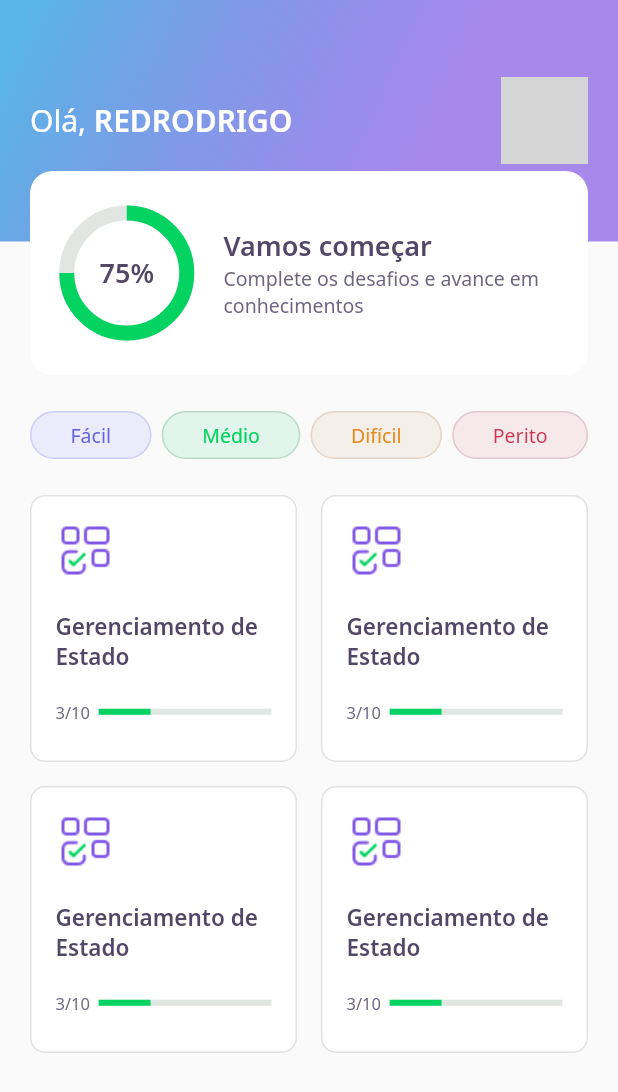
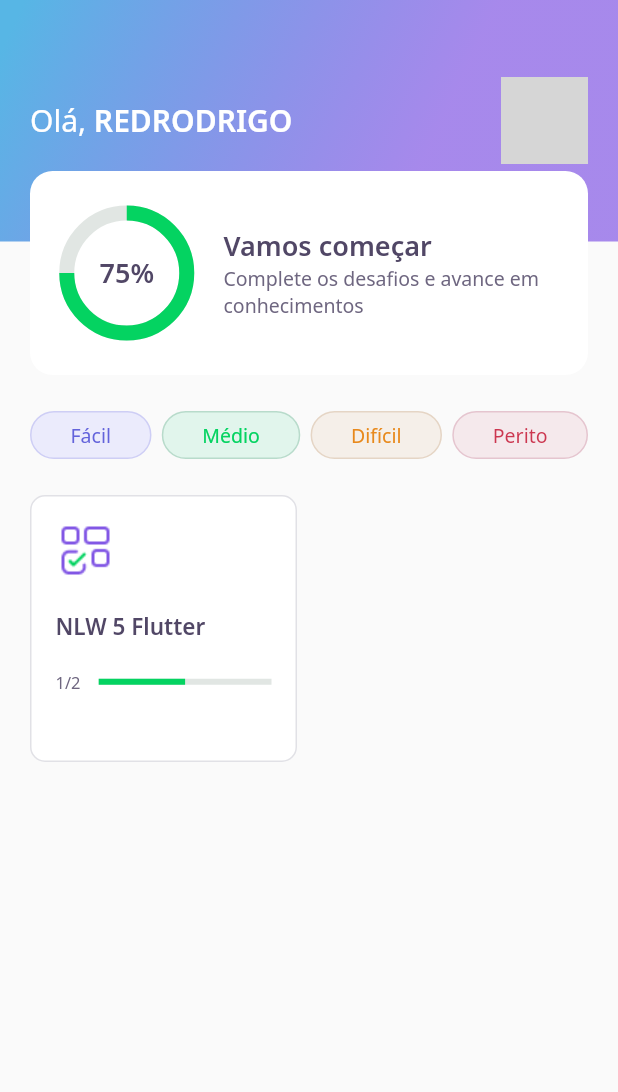
Before and after one commit to tecrodrigocastro/nlw05-flutter, a Flutter app: the HomePage screen opened directly, on a phone screen of 412 x 824 dp. Shown: the top 1092 px of the screen. Run offline on Flutter 3.47's test engine with Material 2 defaults, Android fonts, the phone set to English and light mode, and no system bars; our stand-ins replace google_fonts; accounts and stored records are empty; network calls fail; grey boxes are pictures that could not be loaded.

```diff
--- a/lib/core/app_widget.dart
+++ b/lib/core/app_widget.dart
@@ -9,7 +9,7 @@ class AppWidget extends StatelessWidget {
   Widget build(BuildContext context) {
     return MaterialApp(
       title: "DevQuiz",
-      home: ChallengePage(),
+      home: HomePage(),
     );
   }
 }
--- /dev/null
+++ b/lib/home/home_controller.dart
@@ -0,0 +1,44 @@
+import 'package:DevQuiz/core/core.dart';
+import 'package:DevQuiz/home/home_state.dart';
+import 'package:DevQuiz/shared/models/awnser_model.dart';
+import 'package:DevQuiz/shared/models/question_model.dart';
+import 'package:DevQuiz/shared/models/quiz_model.dart';
+import 'package:DevQuiz/shared/models/user_model.dart';
+
+class HomeController {
+  HomeState state = HomeState.empty;
+
+  UserModel? user;
+  List<QuizModel>? quizzes;
+
+  void getUser() {
+    user = UserModel(
+      name: "REDRODRIGO",
+      photoUrl: "https://avatars.githubusercontent.com/u/31713982?v=4",
+    );
+  }
+
+  void getQuizzers() {
+    quizzes = [
+      QuizModel(
+          imagem: AppImages.blocks,
+          level: Level.facil,
+          questionAnswered: 1,
+          title: "NLW 5 Flutter",
+          questions: [
+            QuestionModel(title: "Está curtindo o flutter?", awnsers: [
+              AwnserModel(title: "Estou curtindo"),
+              AwnserModel(title: "Amando flutter"),
+              AwnserModel(title: "Muito toop"),
+              AwnserModel(title: "Show de bola", isRight: true),
+            ]),
+            QuestionModel(title: "Está curtindo o flutter?", awnsers: [
+              AwnserModel(title: "Estou curtindo"),
+              AwnserModel(title: "Amando flutter"),
+              AwnserModel(title: "Muito toop"),
+              AwnserModel(title: "Show de bola", isRight: true),
+            ]),
+          ])
+    ];
+  }
+}
--- a/lib/home/home_page.dart
+++ b/lib/home/home_page.dart
@@ -1,3 +1,5 @@
+import 'package:DevQuiz/challenge/widgets/quiz/quiz_widget.dart';
+import 'package:DevQuiz/home/home_controller.dart';
 import 'package:DevQuiz/home/widgets/appbar/app_bar_widget.dart';
 import 'package:DevQuiz/home/widgets/level_button/level_button_widget.dart';
 import 'package:DevQuiz/home/widgets/quiz_card/quiz_card_widget.dart';
@@ -9,10 +11,21 @@ class HomePage extends StatefulWidget {
 }
 
 class _HomePageState extends State<HomePage> {
+  final controller = HomeController();
+
+  @override
+  void initState() {
+    super.initState();
+    controller.getUser();
+    controller.getQuizzers();
+  }
+
   @override
   Widget build(BuildContext context) {
     return Scaffold(
-        appBar: AppBarWidget(),
+        appBar: AppBarWidget(
+          user: controller.user!,
+        ),
         body: Padding(
           padding: const EdgeInsets.symmetric(horizontal: 20),
           child: Column(
@@ -45,12 +58,14 @@ class _HomePageState extends State<HomePage> {
                   crossAxisSpacing: 16,
                   mainAxisSpacing: 16,
                   crossAxisCount: 2,
-                  children: [
-                    QuizCardWidget(),
-                    QuizCardWidget(),
-                    QuizCardWidget(),
-                    QuizCardWidget(),
-                  ],
+                  children: controller.quizzes!
+                      .map((e) => QuizCardWidget(
+                            title: e.title,
+                            percent: e.questionAnswered/e.questions.length,
+                            completed:
+                                "${e.questionAnswered}/${e.questions.length}",
+                          ))
+                      .toList(),
                 ),
               )
             ],
--- /dev/null
+++ b/lib/home/home_state.dart
@@ -0,0 +1 @@
+enum HomeState { sucess, loading, error, empty }
--- a/lib/home/widgets/appbar/app_bar_widget.dart
+++ b/lib/home/widgets/appbar/app_bar_widget.dart
@@ -1,9 +1,11 @@
 import 'package:DevQuiz/home/widgets/score_card/score_card_widget.dart';
+import 'package:DevQuiz/shared/models/user_model.dart';
 import 'package:flutter/material.dart';
 import 'package:DevQuiz/core/core.dart';
 
 class AppBarWidget extends PreferredSize {
-  AppBarWidget()
+  final UserModel user;
+  AppBarWidget({required this.user})
       : super(
           preferredSize: Size.fromHeight(250),
           child: Container(
@@ -12,7 +14,7 @@ class AppBarWidget extends PreferredSize {
                 children: [
                   Container(
                     height: 161,
-                    padding: const EdgeInsets.symmetric(horizontal:20),
+                    padding: const EdgeInsets.symmetric(horizontal: 20),
                     width: double.maxFinite,
                     decoration: BoxDecoration(gradient: AppGradients.linear),
                     child: Row(
@@ -23,7 +25,7 @@ class AppBarWidget extends PreferredSize {
                             style: AppTextStyles.title,
                             children: [
                               TextSpan(
-                                text: "REDRODRIGO",
+                                text: user.name,
                                 style: AppTextStyles.titleBold,
                               )
                             ])),
@@ -33,16 +35,14 @@ class AppBarWidget extends PreferredSize {
                           decoration: BoxDecoration(
                             borderRadius: BorderRadius.circular(10),
                             image: DecorationImage(
-                                image: NetworkImage(
-                                    "https://avatars.githubusercontent.com/u/31713982?v=4")),
+                                image: NetworkImage(user.photoUrl)),
                           ),
                         )
                       ],
                     ),
                   ),
                   Align(
-                    alignment: Alignment(0.0, 1.0),
-                    child: ScoreCardWidget())
+                      alignment: Alignment(0.0, 1.0), child: ScoreCardWidget())
                 ],
               )),
         );
--- a/lib/home/widgets/quiz_card/quiz_card_widget.dart
+++ b/lib/home/widgets/quiz_card/quiz_card_widget.dart
@@ -1,8 +1,19 @@
+import 'package:flutter/material.dart';
+
 import 'package:DevQuiz/core/core.dart';
 import 'package:DevQuiz/shared/widget/progress_indicator/progress_indicator_widget.dart';
-import 'package:flutter/material.dart';
 
 class QuizCardWidget extends StatelessWidget {
+  final String title;
+  final String completed;
+  final double percent;
+
+  const QuizCardWidget({
+    Key? key,
+    required this.title,
+    required this.completed,
+    required this.percent,
+  }) : super(key: key);
   @override
   Widget build(BuildContext context) {
     return Container(
@@ -23,7 +34,7 @@ class QuizCardWidget extends StatelessWidget {
             height: 20,
           ),
           Text(
-            "Gerenciamento de Estado",
+            title,
             style: AppTextStyles.heading15,
           ),
           SizedBox(
@@ -34,14 +45,14 @@ class QuizCardWidget extends StatelessWidget {
               Expanded(
                 flex: 1,
                 child: Text(
-                  "3/10",
+                  completed,
                   style: AppTextStyles.body11,
                 ),
               ),
               Expanded(
                   flex: 4,
                   child: ProgressIndicatorWidget(
-                    value: 0.3,
+                    value: percent,
                   ))
             ],
           )
--- /dev/null
+++ b/lib/shared/models/awnser_model.dart
@@ -0,0 +1,11 @@
+import 'dart:async';
+
+class AwnserModel {
+  final String title;
+  final bool isRight;
+
+  AwnserModel({
+    required this.title,
+    this.isRight = false,
+  });
+}
--- /dev/null
+++ b/lib/shared/models/question_model.dart
@@ -0,0 +1,13 @@
+import 'package:DevQuiz/shared/models/awnser_model.dart';
+
+class QuestionModel {
+  final String title;
+  final List<AwnserModel> awnsers;
+
+  QuestionModel({
+    required this.title,
+    required this.awnsers,
+  }) : assert(
+          awnsers.length == 4,
+        );
+}
--- /dev/null
+++ b/lib/shared/models/quiz_model.dart
@@ -0,0 +1,19 @@
+import 'package:DevQuiz/shared/models/question_model.dart';
+
+enum Level { facil, medio, dificil, perito }
+
+class QuizModel {
+  final String title;
+  final List<QuestionModel> questions;
+  final int questionAnswered;
+  final String imagem;
+  final Level level;
+
+  QuizModel({
+    required this.title,
+    required this.questions,
+    this.questionAnswered = 0,
+    required this.imagem,
+    required this.level,
+  });
+}
--- /dev/null
+++ b/lib/shared/models/user_model.dart
@@ -0,0 +1,12 @@
+class UserModel {
+  final String name;
+  final String photoUrl;
+  final int score;
+
+  UserModel({
+    required this.name,
+    required this.photoUrl,
+     this.score = 0,
+  });
+
+}
```
